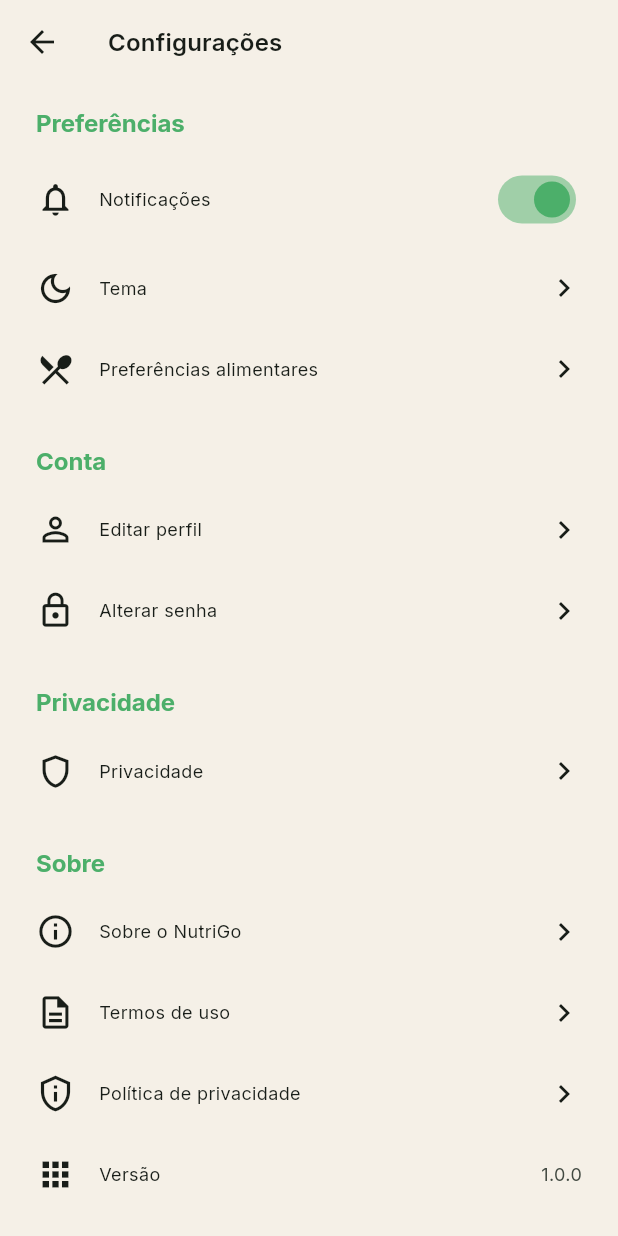
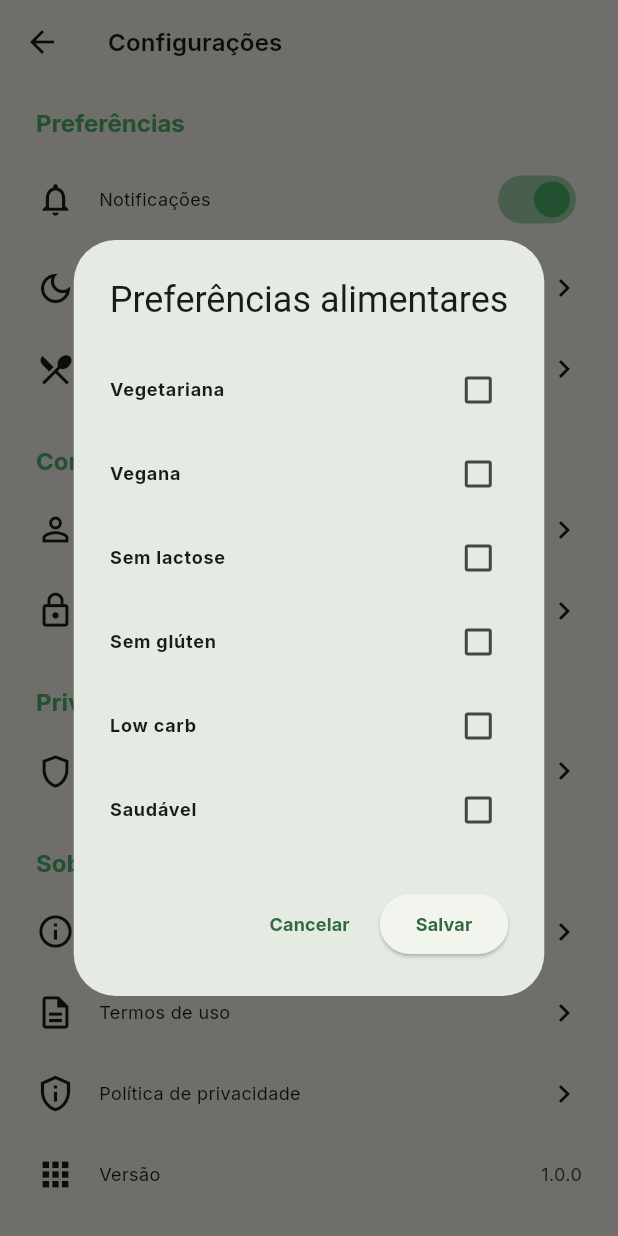
Before and after one commit to GabrielTarone/app-dieta, a Flutter app: the ConfiguracoesPage screen opened directly, after a tap on "Preferências alimentares", on a phone screen of 412 x 824 dp. Run offline on Flutter 3.47's test engine with Material 3 defaults, Android fonts, the phone set to English and light mode, and no system bars; our stand-ins replace flutter_dotenv, google_fonts, image_picker, share_plus, supabase_flutter; accounts and stored records are empty.

Commit message:
feat: implementa preferências alimentares e notificações persistentes

```diff
--- a/lib/screens/configuracoes/configuracoes_page.dart
+++ b/lib/screens/configuracoes/configuracoes_page.dart
@@ -21,6 +21,7 @@ class _ConfiguracoesPageState
 
   String _nomeUsuario = '';
   String _emailUsuario = '';
+  List<String> _preferenciasAlimentares = [];
 
   @override
   void initState() {
@@ -38,7 +39,7 @@ class _ConfiguracoesPageState
     try {
       final perfil = await Supabase.instance.client
           .from('profiles')
-          .select('nome')
+          .select('nome, preferencias_alimentares, notificacoes_ativadas')
           .eq('id', usuario.id)
           .single();
 
@@ -46,6 +47,12 @@ class _ConfiguracoesPageState
 
       setState(() {
         _nomeUsuario = perfil['nome']?.toString() ?? '';
+
+        _preferenciasAlimentares =
+            List<String>.from(perfil['preferencias_alimentares'] ?? []);
+
+        _notificacoesAtivadas =
+            perfil['notificacoes_ativadas'] ?? true;
       });
     } catch (e) {
       debugPrint('ERRO AO CARREGAR PERFIL: $e');
@@ -83,10 +90,40 @@ class _ConfiguracoesPageState
                 icon: Icons.notifications_none,
                 title: 'Notificações',
                 value: _notificacoesAtivadas,
-                onChanged: (value) {
-                  setState(() {
-                    _notificacoesAtivadas = value;
-                  });
+                onChanged: (value) async {
+                  final usuario =
+                      Supabase.instance.client.auth.currentUser;
+
+                  if (usuario == null) return;
+
+                  try {
+                    await Supabase.instance.client
+                        .from('profiles')
+                        .update({
+                          'notificacoes_ativadas': value,
+                        })
+                        .eq('id', usuario.id);
+
+                    if (!mounted) return;
+
+                    setState(() {
+                      _notificacoesAtivadas = value;
+                    });
+                  } catch (e) {
+                    debugPrint(
+                      'ERRO AO ATUALIZAR NOTIFICAÇÕES: $e',
+                    );
+
+                    if (!mounted) return;
+
+                    ScaffoldMessenger.of(this.context).showSnackBar(
+                      const SnackBar(
+                        content: Text(
+                          'Não foi possível atualizar as notificações.',
+                        ),
+                      ),
+                    );
+                  }
                 },
               ),
 
@@ -104,7 +141,7 @@ class _ConfiguracoesPageState
                 icon: Icons.restaurant_menu,
                 title: 'Preferências alimentares',
                 onTap: () {
-                  // Implementaremos depois
+                  _mostrarPreferenciasAlimentares(context);
                 },
               ),
 
@@ -582,6 +619,119 @@ class _ConfiguracoesPageState
     );
   }
 
+  void _mostrarPreferenciasAlimentares(BuildContext context) {
+    final preferencias = [
+      'Vegetariana',
+      'Vegana',
+      'Sem lactose',
+      'Sem glúten',
+      'Low carb',
+      'Saudável',
+    ];
+
+    final preferenciasSelecionadas =
+      Set<String>.from(_preferenciasAlimentares);
+
+    showDialog(
+      context: context,
+      builder: (context) {
+        return StatefulBuilder(
+          builder: (context, setDialogState) {
+            return AlertDialog(
+              title: const Text(
+                'Preferências alimentares',
+              ),
+              content: SingleChildScrollView(
+                child: Column(
+                  mainAxisSize: MainAxisSize.min,
+                  children: preferencias.map((preferencia) {
+                    final selecionada =
+                        preferenciasSelecionadas.contains(preferencia);
+
+                    return CheckboxListTile(
+                      contentPadding: EdgeInsets.zero,
+                      title: Text(preferencia),
+                      value: selecionada,
+                      onChanged: (value) {
+                        setDialogState(() {
+                          if (value == true) {
+                            preferenciasSelecionadas.add(preferencia);
+                          } else {
+                            preferenciasSelecionadas.remove(preferencia);
+                          }
+                        });
+                      },
+                    );
+                  }).toList(),
+                ),
+              ),
+              actions: [
+                TextButton(
+                  onPressed: () {
+                    Navigator.pop(context);
+                  },
+                  child: const Text('Cancelar'),
+                ),
+                ElevatedButton(
+                  onPressed: () async {
+                    final usuario =
+                        Supabase.instance.client.auth.currentUser;
+
+                    if (usuario == null) return;
+
+                    try {
+                      await Supabase.instance.client
+                          .from('profiles')
+                          .update({
+                            'preferencias_alimentares':
+                                preferenciasSelecionadas.toList(),
+                          })
+                          .eq('id', usuario.id);
+
+                      if (!mounted) return;
+
+                      setState(() {
+                        _preferenciasAlimentares =
+                            preferenciasSelecionadas.toList();
+                      });
+
+                      if (!context.mounted) return;
+
+                      Navigator.pop(context);
+
+                      ScaffoldMessenger.of(this.context).showSnackBar(
+                        const SnackBar(
+                          content: Text(
+                            'Preferências alimentares salvas com sucesso!',
+                          ),
+                        ),
+                      );
+                    } catch (e) {
+                      debugPrint(
+                        'ERRO AO SALVAR PREFERÊNCIAS ALIMENTARES: $e',
+                      );
+
+                      if (!mounted) return;
+
+                      ScaffoldMessenger.of(this.context).showSnackBar(
+                        const SnackBar(
+                          content: Text(
+                            'Não foi possível salvar as preferências alimentares.',
+                          ),
+                        ),
+                      );
+                    }
+                  },
+                  child: const Text('Salvar'),
+                ),
+              ],
+            );
+          },
+        );
+      },
+    );
+  }
+
   void _mostrarOpcoesTema(BuildContext context) {
     final temaAtual = MyApp.of(context).themeMode;
 
```
Also changed, not shown: 1 other file.
